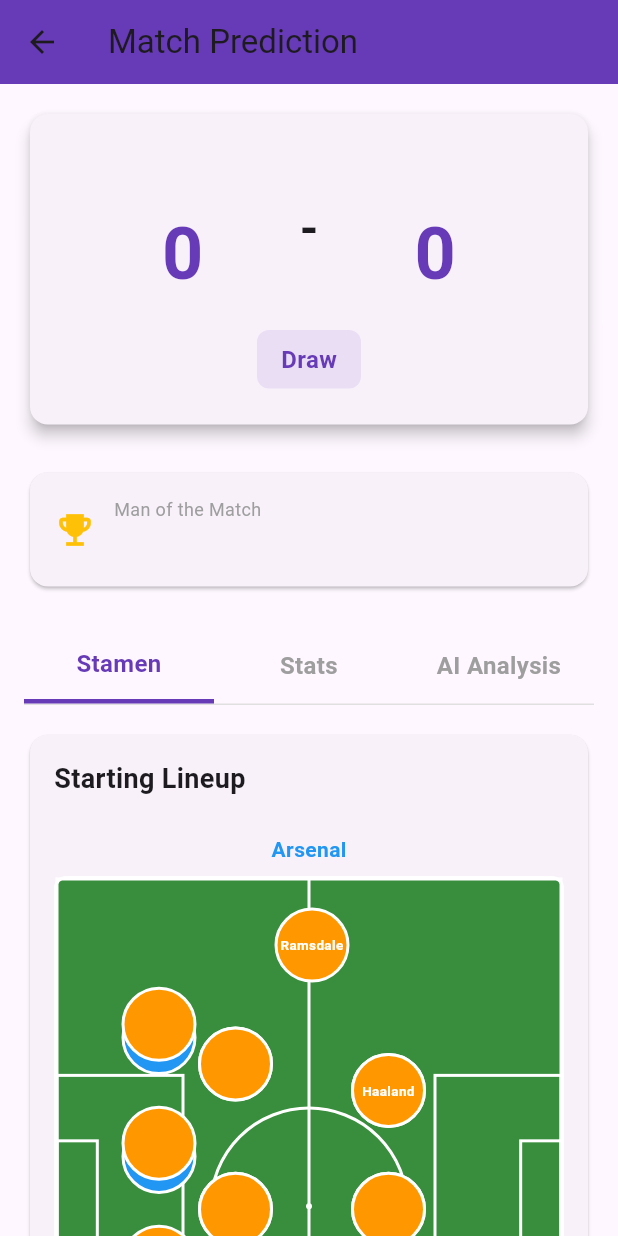
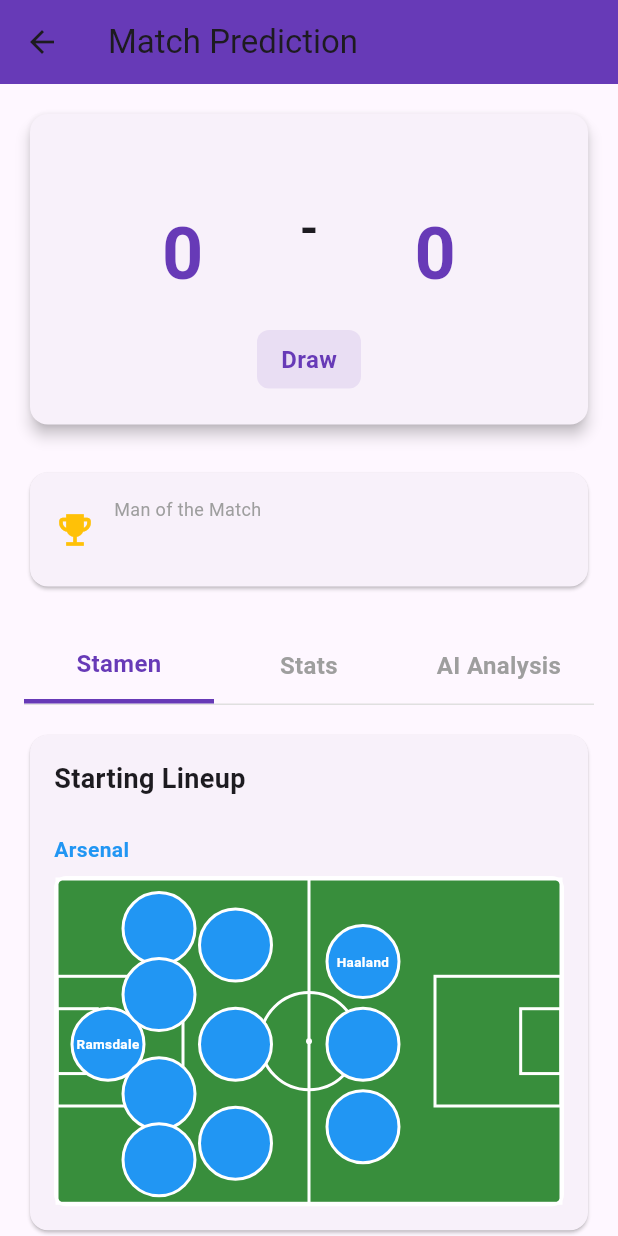
Before and after one commit to columbus0370/Internal, a Flutter app: the PredictionResultScreen screen opened directly with empty values, on a phone screen of 412 x 824 dp. Run offline on Flutter 3.47's test engine with Material 3 defaults, Android fonts, the phone set to English and light mode, and no system bars; our stand-ins replace flutter_svg.

Commit message:
Simplify starting lineup tab to display only home team
- Remove UnifiedSoccerFieldWidget complexity
- Display only home team formation on soccer field
- Move formation logic to main prediction result screen
- Improve readability and maintainability

```diff
--- a/epl_match_simulator/lib/screens/prediction_result_screen.dart
+++ b/epl_match_simulator/lib/screens/prediction_result_screen.dart
@@ -205,14 +205,126 @@ class _PredictionResultScreenState extends State<PredictionResultScreen> {
               style: _headerStyle,
             ),
             const SizedBox(height: 24),
-            UnifiedSoccerFieldWidget(
-              homeTeam: widget.prediction.homeTeam,
-              awayTeam: widget.prediction.awayTeam,
+            Text(
+              widget.prediction.homeTeam.name,
+              style: const TextStyle(
+                fontSize: 14,
+                fontWeight: FontWeight.bold,
+                color: Colors.blue,
+              ),
+            ),
+            const SizedBox(height: 8),
+            AspectRatio(
+              aspectRatio: 105 / 68,
+              child: LayoutBuilder(
+                builder: (context, constraints) {
+                  return Container(
+                    decoration: BoxDecoration(
+                      color: Colors.green[700],
+                      borderRadius: BorderRadius.circular(8),
+                      border: Border.all(
+                        color: Colors.white,
+                        width: 2,
+                      ),
+                    ),
+                    child: CustomPaint(
+                      painter: SoccerFieldPainter(),
+                      child: Stack(
+                        children: _buildHomePlayerPositions(constraints),
+                      ),
+                    ),
+                  );
+                },
+              ),
             ),
           ],
         ),
       ),
     );
+  }
+
+  List<Widget> _buildHomePlayerPositions(BoxConstraints constraints) {
+    final homeTeam = widget.prediction.homeTeam;
+    final players = _getFormationPlayers(homeTeam);
+    final positions = _getHomePositions();
+    final width = constraints.maxWidth;
+    final height = constraints.maxHeight;
+
+    return List.generate(players.length, (index) {
+      if (index >= positions.length) return const SizedBox.shrink();
+      final pos = positions[index];
+      final player = players[index];
+
+      final pixelX = (pos['x'] as double) * width;
+      final pixelY = (pos['y'] as double) * height;
+
+      return Positioned(
+        left: pixelX - 25,
+        top: pixelY - 25,
+        child: Container(
+          width: 50,
+          height: 50,
+          decoration: BoxDecoration(
+            color: Colors.blue,
+            shape: BoxShape.circle,
+            border: Border.all(
+              color: Colors.white,
+              width: 2,
+            ),
+          ),
+          child: Center(
+            child: Text(
+              player['name']!.split(' ').last,
+              textAlign: TextAlign.center,
+              style: const TextStyle(
+                color: Colors.white,
+                fontWeight: FontWeight.bold,
+                fontSize: 9,
+              ),
+              maxLines: 2,
+              overflow: TextOverflow.ellipsis,
+            ),
+          ),
+        ),
+      );
+    });
+  }
+
+  List<Map<String, String>> _getFormationPlayers(Team team) {
+    final gk = team.players.where((p) => p.position == 'GK').first;
+    final defenders = team.players.where((p) => p.position == 'DF').toList();
+    final midfielders = team.players.where((p) => p.position == 'MF').toList();
+    final forwards = team.players.where((p) => p.position == 'ST').toList();
+
+    return [
+      {'name': gk.name},
+      {'name': defenders.isNotEmpty ? defenders[0].name : ''},
+      {'name': defenders.length > 1 ? defenders[1].name : ''},
+      {'name': defenders.length > 2 ? defenders[2].name : ''},
+      {'name': defenders.length > 3 ? defenders[3].name : ''},
+      {'name': midfielders.isNotEmpty ? midfielders[0].name : ''},
+      {'name': midfielders.length > 1 ? midfielders[1].name : ''},
+      {'name': midfielders.length > 2 ? midfielders[2].name : ''},
+      {'name': forwards.isNotEmpty ? forwards[0].name : ''},
+      {'name': forwards.length > 1 ? forwards[1].name : ''},
+      {'name': forwards.length > 2 ? forwards[2].name : ''},
+    ];
+  }
+
+  List<Map<String, double>> _getHomePositions() {
+    return [
+      {'x': 0.1, 'y': 0.5},
+      {'x': 0.2, 'y': 0.15},
+      {'x': 0.2, 'y': 0.35},
+      {'x': 0.2, 'y': 0.65},
+      {'x': 0.2, 'y': 0.85},
+      {'x': 0.35, 'y': 0.2},
+      {'x': 0.35, 'y': 0.5},
+      {'x': 0.35, 'y': 0.8},
+      {'x': 0.6, 'y': 0.25},
+      {'x': 0.6, 'y': 0.5},
+      {'x': 0.6, 'y': 0.75},
+    ];
   }
 
   Widget _buildStatsTab() {
```
